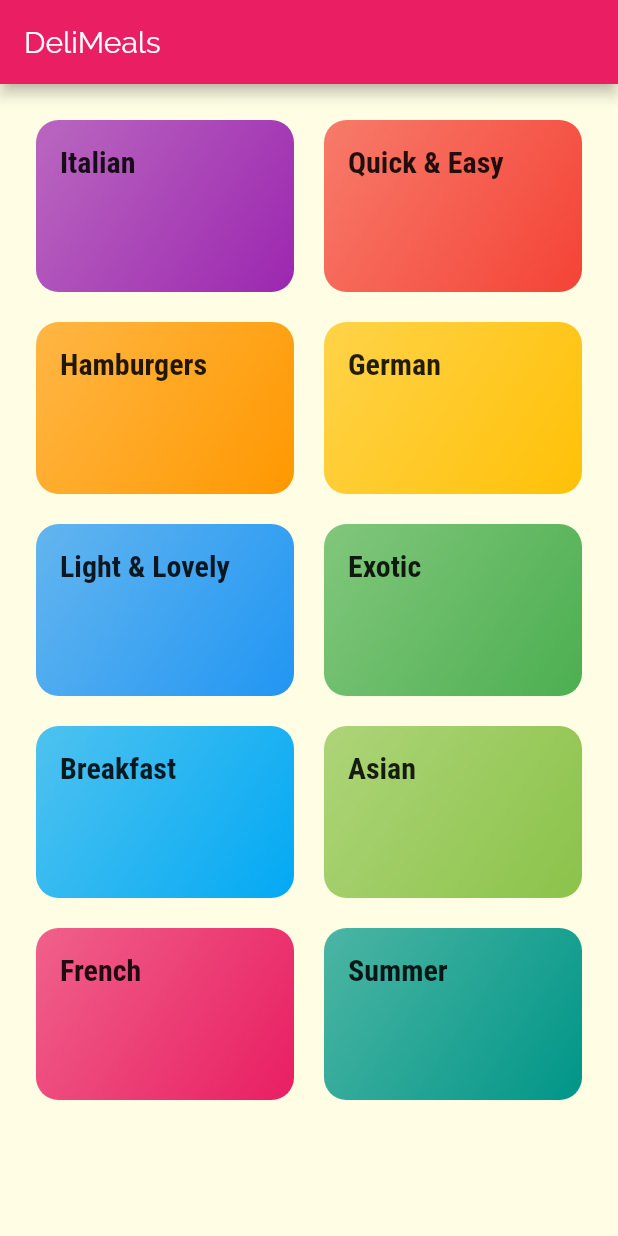
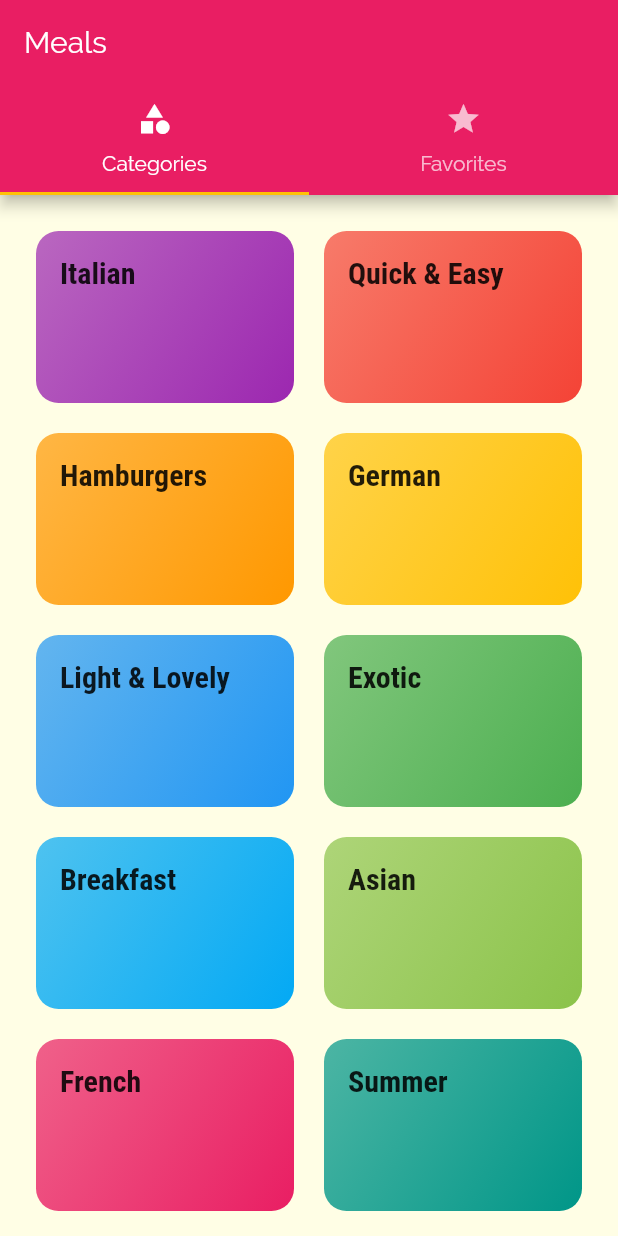
Before and after one commit to juliomsousa/deli-meals, a Flutter app: the screen it shows after launch, on a phone screen of 412 x 824 dp. Run offline on Flutter 3.47's test engine with Material 2 defaults, Android fonts, the phone set to English and light mode, and no system bars.

Commit message:
Add TabsScreen with top tab bar

```diff
--- a/lib/main.dart
+++ b/lib/main.dart
@@ -1,5 +1,6 @@
 import 'package:flutter/material.dart';
 
+import './screens/tabs_screen.dart';
 import './screens/categories_screen.dart';
 import './screens/category_meals_screen.dart';
 import './screens/meal_detail_screen.dart';
@@ -32,7 +33,7 @@ class MyApp extends StatelessWidget {
       // home: CategoriesScreen(),
       initialRoute: '/',
       routes: {
-        '/': (ctx) => CategoriesScreen(),
+        '/': (ctx) => TabsScreen(),
         CategoryMealsScreen.routeName: (ctx) => CategoryMealsScreen(),
         MealDetailScreen.routeName: (ctx) => MealDetailScreen(),
       },
--- a/lib/screens/categories_screen.dart
+++ b/lib/screens/categories_screen.dart
@@ -6,11 +6,7 @@ import '../mocks/dummy-data.dart';
 class CategoriesScreen extends StatelessWidget {
   @override
   Widget build(BuildContext context) {
-    return Scaffold(
-      appBar: AppBar(
-        title: Text('DeliMeals'),
-      ),
-      body: GridView(
+    return GridView(
       padding: const EdgeInsets.all(24),
       children: DUMMY_CATEGORIES
           .map(
@@ -27,7 +23,6 @@ class CategoriesScreen extends StatelessWidget {
         crossAxisSpacing: 20,
         mainAxisSpacing: 20,
       ),
-      ),
     );
   }
 }
--- /dev/null
+++ b/lib/screens/favorites_screen.dart
@@ -0,0 +1,10 @@
+import 'package:flutter/material.dart';
+
+class FavoritesScreen extends StatelessWidget {
+  @override
+  Widget build(BuildContext context) {
+    return Center(
+      child: Text('The davorites'),
+    );
+  }
+}
--- /dev/null
+++ b/lib/screens/tabs_screen.dart
@@ -0,0 +1,43 @@
+import 'package:flutter/material.dart';
+
+import './categories_screen.dart';
+import './favorites_screen.dart';
+
+class TabsScreen extends StatefulWidget {
+  @override
+  _TabsScreenState createState() => _TabsScreenState();
+}
+
+class _TabsScreenState extends State<TabsScreen> {
+  @override
+  Widget build(BuildContext context) {
+    return DefaultTabController(
+      length: 2,
+      // initialIndex: 0,
+      child: Scaffold(
+        appBar: AppBar(
+          title: Text('Meals'),
+          bottom: TabBar(
+
+            tabs: <Widget>[
+              Tab(
+                icon: Icon(Icons.category),
+                text: 'Categories',
+              ),
+              Tab(
+                icon: Icon(Icons.star),
+                text: 'Favorites',
+              ),
+            ],
+          ),
+        ),
+        body: TabBarView(
+          children: <Widget>[
+            CategoriesScreen(),
+            FavoritesScreen(),
+          ],
+        ),
+      ),
+    );
+  }
+}
```
Lines whose indentation alone changed are shown as unchanged.
